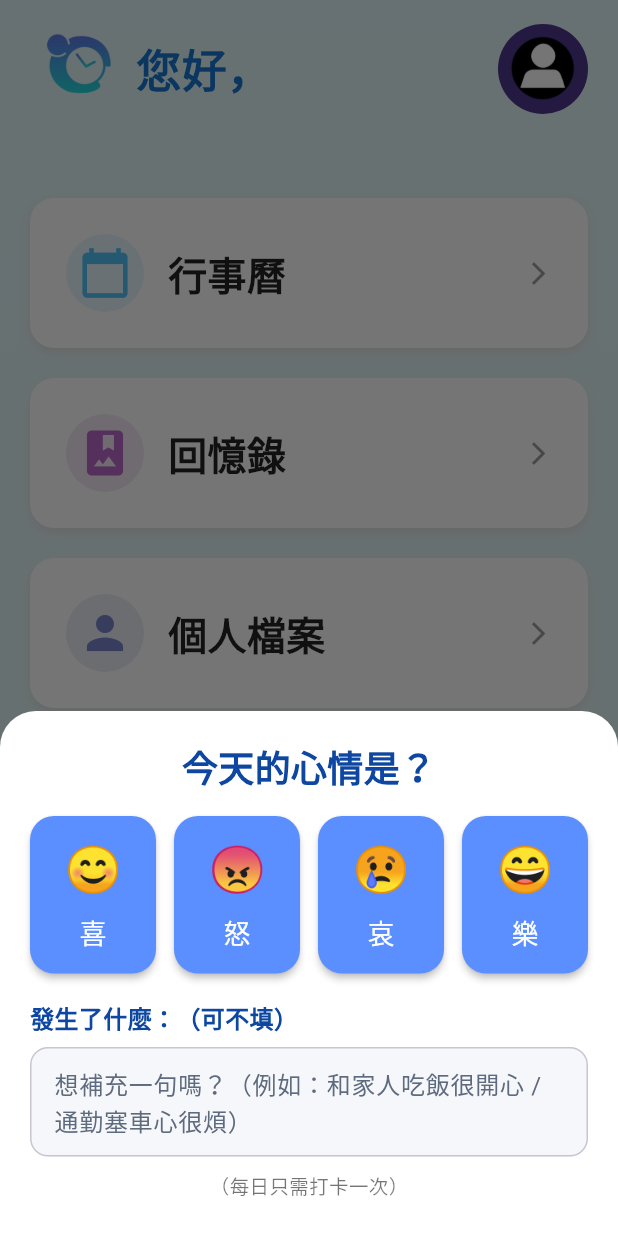
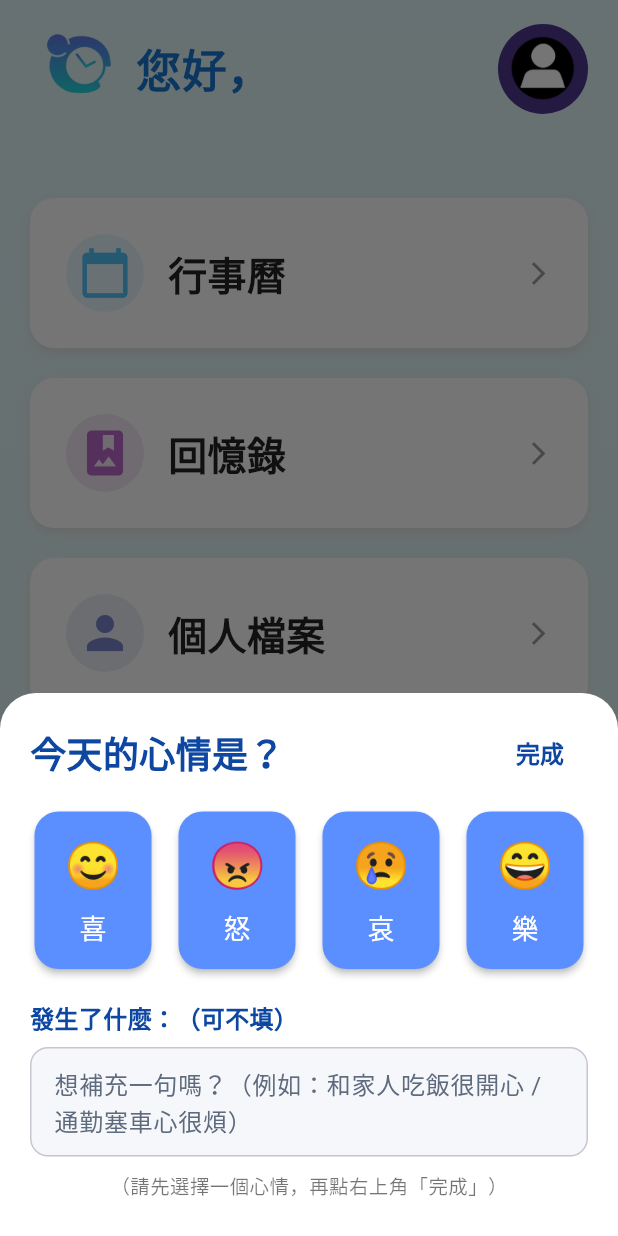
Before and after one commit to Hug00D/competing-club, a Flutter app: the MainMenuPage screen opened by its route, on a phone screen of 412 x 824 dp. Run offline on Flutter 3.47's test engine with Material 3 defaults, Android fonts, the phone set to English and light mode, and no system bars; our stand-ins replace cloud_firestore, file_picker, firebase_auth, firebase_core, firebase_storage, flutter_local_notifications and 10 more; missing offline and left inert: android_intent_plus, crop_your_image, dart:html, record; accounts and stored records are empty; statements that could not run were skipped.

Commit message:
Update mood_checkin_sheet.dart

```diff
--- a/lib/pages/mood_checkin_sheet.dart
+++ b/lib/pages/mood_checkin_sheet.dart
@@ -1,3 +1,4 @@
+// lib/widgets/mood_checkin_sheet.dart  或  lib/pages/mood_checkin_sheet.dart
 import 'package:flutter/material.dart';
 
 class MoodCheckinSheet extends StatefulWidget {
@@ -10,6 +11,7 @@ class MoodCheckinSheet extends StatefulWidget {
 
 class _MoodCheckinSheetState extends State<MoodCheckinSheet> {
   final TextEditingController _ctrl = TextEditingController();
+  String? _selectedMood; // ✅ 使用者選擇但尚未送出的心情
 
   @override
   void dispose() {
@@ -45,27 +47,64 @@ class _MoodCheckinSheetState extends State<MoodCheckinSheet> {
               borderRadius: BorderRadius.vertical(top: Radius.circular(24)),
             ),
             child: SingleChildScrollView(
-              padding: const EdgeInsets.fromLTRB(20, 20, 20, 24),
+              padding: const EdgeInsets.fromLTRB(20, 16, 20, 24),
               child: Column(
                 mainAxisSize: MainAxisSize.min,
                 children: [
-                  const Text(
+                  // 標題 + 右上角 完成
+                  Row(
+                    children: [
+                      const Expanded(
+                        child: Text(
                           '今天的心情是？',
                           style: TextStyle(
                             fontSize: 24,
                             fontWeight: FontWeight.w800,
-                      color: deepBlue,  // 深藍
+                            color: deepBlue,
                           ),
                         ),
-                  const SizedBox(height: 16),
+                      ),
+                      TextButton(
+                        onPressed: (_selectedMood == null)
+                            ? null
+                            : () {
+                                FocusScope.of(context).unfocus();
+                                final note = _ctrl.text.trim();
+                                widget.onSubmit(
+                                  _selectedMood!,
+                                  note.isEmpty ? null : note,
+                                );
+                              },
+                        child: const Text(
+                          '完成',
+                          style: TextStyle(
+                            fontSize: 16,
+                            fontWeight: FontWeight.w800,
+                            color: deepBlue,
+                          ),
+                        ),
+                      ),
+                    ],
+                  ),
+                  const SizedBox(height: 12),
 
-                  // 4 個表情（可自動換行）
+                  // 4 個表情（可自動換行），選到會有藍色外框
                   Wrap(
                     spacing: 12,
                     runSpacing: 12,
                     children: items.map((m) {
+                      final label = m['label']!;
+                      final selected = _selectedMood == label;
                       return SizedBox(
-                        width: (MediaQuery.of(context).size.width - 20*2 - 12*3) / 4,
+                        width: (MediaQuery.of(context).size.width - 20*2 - 12*3)/4,
+                        child: Container(
+                          decoration: BoxDecoration(
+                            borderRadius: BorderRadius.circular(18),
+                            border: Border.all(
+                              color: selected ? brandBlue : Colors.transparent,
+                              width: selected ? 3 : 3, // 保持高度一致
+                            ),
+                          ),
                           child: ElevatedButton(
                             style: ElevatedButton.styleFrom(
                               padding: const EdgeInsets.symmetric(vertical: 14),
@@ -74,18 +113,19 @@ class _MoodCheckinSheetState extends State<MoodCheckinSheet> {
                               ),
                               backgroundColor: brandBlue,
                               foregroundColor: Colors.white,
-                            elevation: 2,
+                              elevation: selected ? 4 : 2,
                             ),
                             onPressed: () {
-                            final note = _ctrl.text.trim();
-                            widget.onSubmit(m['label']!, note.isEmpty ? null : note);
+                              setState(() => _selectedMood =
+                                  selected ? null : label); // 點同一顆可取消
                             },
                             child: Column(
                               children: [
                                 Text(m['emoji']!, style: const TextStyle(fontSize: 30)),
                                 const SizedBox(height: 8),
-                              Text(m['label']!, style: const TextStyle(fontSize: 18)),
+                                Text(label, style: const TextStyle(fontSize: 18)),
                               ],
+                            ),
                           ),
                         ),
                       );
@@ -94,11 +134,16 @@ class _MoodCheckinSheetState extends State<MoodCheckinSheet> {
 
                   const SizedBox(height: 18),
 
+                  // 可選的一句話
                   const Align(
                     alignment: Alignment.centerLeft,
                     child: Text(
                       '發生了什麼：（可不填）',
-                      style: TextStyle(fontSize: 16, fontWeight: FontWeight.w600, color: deepBlue),
+                      style: TextStyle(
+                        fontSize: 16,
+                        fontWeight: FontWeight.w600,
+                        color: deepBlue,
+                      ),
                     ),
                   ),
                   const SizedBox(height: 8),
@@ -112,11 +157,12 @@ class _MoodCheckinSheetState extends State<MoodCheckinSheet> {
                       hintText: '想補充一句嗎？（例如：和家人吃飯很開心 / 通勤塞車心很煩）',
                       filled: true,
                       fillColor: const Color(0xFFF5F7FB),
-                      hintStyle: const TextStyle( // 提示字更深
+                      hintStyle: const TextStyle(
                         fontSize: 16,
-                        color: Color(0xFF5E6A7D),
+                        color: Color(0xFF5E6A7D), // 提示字顏色更深
                       ),
-                      contentPadding: const EdgeInsets.symmetric(horizontal: 12, vertical: 12),
+                      contentPadding:
+                          const EdgeInsets.symmetric(horizontal: 12, vertical: 12),
                       border: OutlineInputBorder(
                         borderRadius: BorderRadius.circular(12),
                         borderSide: const BorderSide(color: Color(0xFFE0E6F1)),
@@ -129,8 +175,12 @@ class _MoodCheckinSheetState extends State<MoodCheckinSheet> {
                   ),
 
                   const SizedBox(height: 10),
-                  const Text('（每日只需打卡一次）',
-                      style: TextStyle(fontSize: 13, color: Colors.black54)),
+                  Text(
+                    _selectedMood == null
+                        ? '（請先選擇一個心情，再點右上角「完成」）'
+                        : '（已選擇：$_selectedMood）',
+                    style: const TextStyle(fontSize: 13, color: Colors.black54),
+                  ),
                 ],
               ),
             ),
```
Lines whose indentation alone changed are shown as unchanged.
